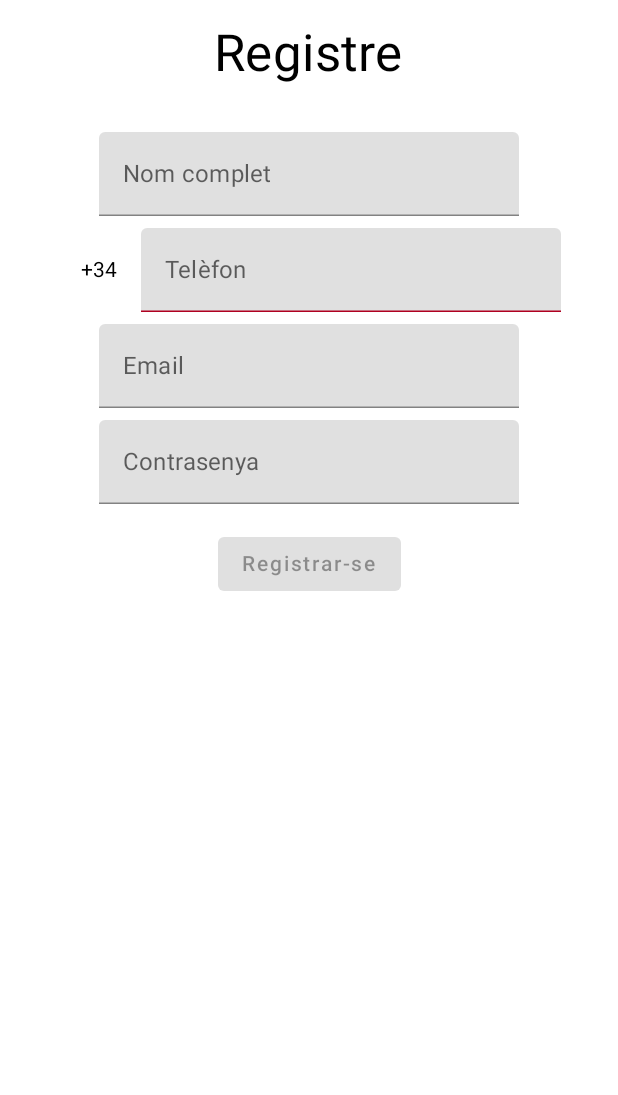
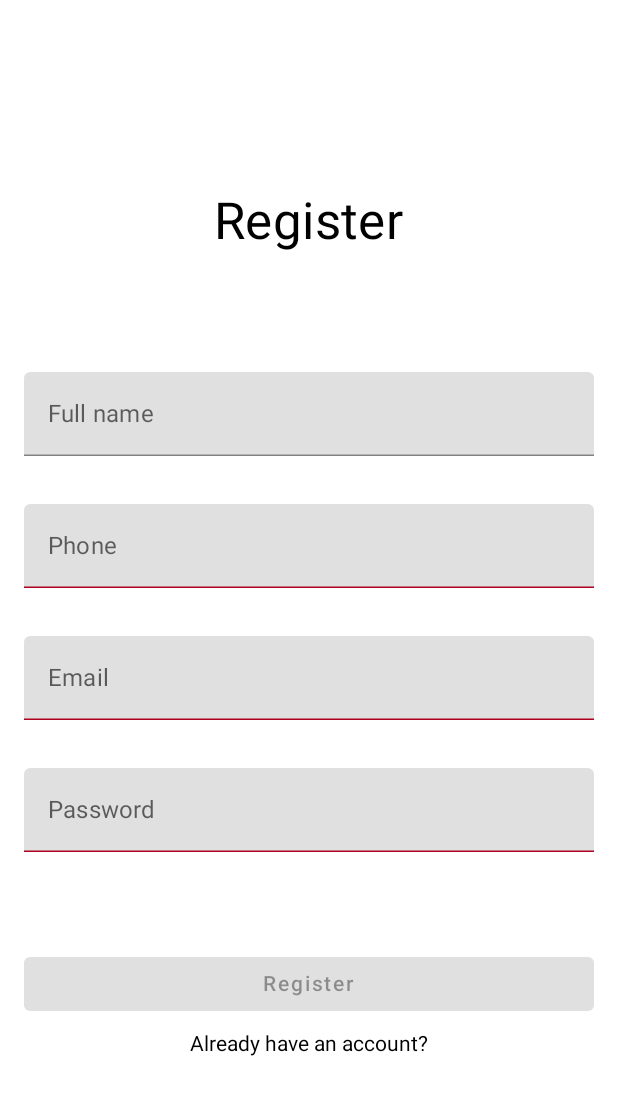
Before and after one commit to LaSalleGracia-Projectes/projecte-aplicaci-nativa-g3jonyive, an Android app built with Jetpack Compose: the composable RegisterView shown on its own in the app's theme, on a phone screen of 412 x 824 dp. Shown: the top 1095 px of the screen. Run offline under Robolectric (Android 15) with nearby library versions, the phone set to English and light mode, and no system bars; libraries missing offline, so code that uses them is left out: dev.gitlive.firebase; pictures from the network do not load; 4 statements that could not run were skipped.

Commit message:
feat: Cambiamos vista register

```diff
--- a/composeApp/src/commonMain/kotlin/com/connectyourcoach/connectyourcoach/viewmodels/ProfileViewModel.kt
+++ b/composeApp/src/commonMain/kotlin/com/connectyourcoach/connectyourcoach/viewmodels/ProfileViewModel.kt
@@ -11,7 +11,7 @@ import kotlinx.coroutines.launch
 class ProfileViewModel : ViewModel() {
     private val auth by mutableStateOf(Firebase.auth)
 
-    private val _fullName by mutableStateOf("Toni Gimenez")
+    private val _fullName by mutableStateOf(auth.currentUser?.displayName ?: "Toni Gimenez")
     val fullName get() = _fullName
 
     private val _phoneNumber by mutableStateOf("666666666")
--- a/composeApp/src/commonMain/kotlin/com/connectyourcoach/connectyourcoach/viewmodels/RegisterViewModel.kt
+++ b/composeApp/src/commonMain/kotlin/com/connectyourcoach/connectyourcoach/viewmodels/RegisterViewModel.kt
@@ -6,6 +6,9 @@ import androidx.compose.runtime.mutableStateOf
 import androidx.lifecycle.ViewModel
 import androidx.lifecycle.viewModelScope
 import dev.gitlive.firebase.Firebase
+import dev.gitlive.firebase.auth.AuthCredential
+import dev.gitlive.firebase.auth.FirebaseAuth
+import dev.gitlive.firebase.auth.PhoneAuthCredential
 import dev.gitlive.firebase.auth.auth
 import kotlinx.coroutines.launch
 
@@ -22,17 +25,19 @@ class RegisterViewModel : ViewModel() {
     private val _username: MutableState<String> = mutableStateOf("")
     val username: State<String> get() = _username
 
-    fun onRegister(fullname: String, email: String, password: String, phoneNumber: String, username: String) {
+    private val _password: MutableState<String> = mutableStateOf("")
+    val password: State<String> get() = _password
+
+    fun onRegister(onRegisterComplete: () -> Unit) {
         viewModelScope.launch {
             try {
-                val result = Firebase.auth.createUserWithEmailAndPassword(email, password)
+                val result = Firebase.auth.createUserWithEmailAndPassword(_email.value, _password.value)
 
-                _fullname.value = fullname
-                _email.value = email
-                _phoneNumber.value = phoneNumber
-                _username.value = username
+                result.user?.updateProfile(displayName = _fullname.value)
 
                 println("Usuari creat amb èxit!")
+
+                onRegisterComplete()
             } catch (e: Exception) {
                 println("Error: ${e.message}")
             }
@@ -48,4 +53,31 @@ class RegisterViewModel : ViewModel() {
     fun updateUsername(newUsername: String) {
         _username.value = newUsername
     }
+
+    fun updateEmail(newEmail: String) {
+        _email.value = newEmail
+    }
+
+    fun updatePhoneNumber(newPhoneNumber: String) {
+        if (newPhoneNumber.length > 9) return
+        _phoneNumber.value = newPhoneNumber
+    }
+
+    fun updatePassword(newPassword: String) {
+        _password.value = newPassword
+    }
+
+    fun updateFullname(newFullname: String) {
+        _fullname.value = newFullname
+    }
+
+    fun isValidEmail(): Boolean = _email.value.contains("@") && _email.value.contains(".")
+
+    fun isValidPassword(): Boolean =
+        _password.value.length >= 8 && _password.value.any { it.isUpperCase() } && _password.value.any { it.isLowerCase() } &&
+                _password.value.any { it.isDigit() } && _password.value.any { "!@#\$%^&*()_+{}[]:;<>,.?/~`".contains(it) }
+
+    fun isValidPhoneNumber(): Boolean = _phoneNumber.value.length == 9 && _phoneNumber.value.all { it.isDigit() }
+
+    fun isValidRegister(): Boolean = isValidEmail() && isValidPassword() && isValidPhoneNumber() && _fullname.value.isNotEmpty()
 }
--- a/composeApp/src/commonMain/kotlin/com/connectyourcoach/connectyourcoach/views/RegisterView.kt
+++ b/composeApp/src/commonMain/kotlin/com/connectyourcoach/connectyourcoach/views/RegisterView.kt
@@ -5,6 +5,7 @@ import androidx.compose.foundation.border
 import androidx.compose.foundation.clickable
 import androidx.compose.foundation.layout.*
 import androidx.compose.foundation.shape.CircleShape
+import androidx.compose.foundation.text.KeyboardActions
 import androidx.compose.material.*
 import androidx.compose.runtime.*
 import androidx.compose.ui.Modifier
@@ -16,13 +17,14 @@ import androidx.compose.material.icons.filled.Edit
 import androidx.compose.ui.Alignment
 import androidx.compose.ui.draw.clip
 import androidx.compose.ui.graphics.Color
+import androidx.compose.ui.text.input.ImeAction
 import androidx.compose.ui.text.input.PasswordVisualTransformation
 import coil3.compose.AsyncImage
 import com.connectyourcoach.connectyourcoach.viewmodels.RegisterViewModel
 import org.jetbrains.compose.ui.tooling.preview.Preview
 
 @Composable
-fun RegisterPhotoUsernameView(viewModel: RegisterViewModel, onRegisterComplete: () -> Unit) {
+fun RegisterPhotoUsernameView(viewModel: RegisterViewModel, onRegisterComplete: () -> Unit, onLogin: () -> Unit) {
     var username by remember { mutableStateOf(viewModel.username.value) }
     var registerError by remember { mutableStateOf<String?>(null) }
 
@@ -76,115 +78,114 @@ fun RegisterPhotoUsernameView(viewModel: RegisterViewModel, onRegisterComplete:
 
 
 @Composable
-fun RegisterView(viewModel: RegisterViewModel, onRegisterComplete: () -> Unit) {
-    var fullname by remember { mutableStateOf("") }
-    var number by remember { mutableStateOf("") }
-    var email by remember { mutableStateOf("") }
-    var password by remember { mutableStateOf("") }
-    var emailError by remember { mutableStateOf(false) }
-    var passwordError by remember { mutableStateOf(false) }
+fun RegisterView(viewModel: RegisterViewModel, onRegisterComplete: () -> Unit, onLogin: () -> Unit) {
+    val fullname by viewModel.fullname
+    val number by viewModel.phoneNumber
+    val email by viewModel.email
+    val password by viewModel.password
+
+    val emailError by remember { mutableStateOf(false) }
+    val passwordError by remember { mutableStateOf(false) }
     var registerError by remember { mutableStateOf<String?>(null) }
-    var expanded by remember { mutableStateOf(false) }
-    var selectedPrefix by remember { mutableStateOf("+34") }
-
-    val countryPrefixes = listOf("+1", "+34", "+44", "+49", "+33", "+39", "+81", "+86", "+91")
-
-    fun isValidEmail(email: String): Boolean = email.contains("@") && email.contains(".")
-    fun isValidPassword(password: String): Boolean =
-        password.length >= 8 && password.any { it.isUpperCase() } && password.any { it.isLowerCase() } &&
-                password.any { it.isDigit() } && password.any { "!@#\$%^&*()_+{}[]:;<>,.?/~`".contains(it) }
-
-    fun isValidPhoneNumber(number: String): Boolean = number.length == 9 && number.all { it.isDigit() }
 
     Column(
-        modifier = Modifier.fillMaxSize(),
-        verticalArrangement = Arrangement.Top,
-        horizontalAlignment = Alignment.CenterHorizontally
+        modifier = Modifier
+            .fillMaxSize()
+            .padding(16.dp),
+        horizontalAlignment = Alignment.CenterHorizontally,
+        verticalArrangement = Arrangement.Center
     ) {
-        Text("Registre", style = MaterialTheme.typography.h4, modifier = Modifier.padding(16.dp))
+        Spacer(modifier = Modifier.weight(3f))
 
-        Spacer(modifier = Modifier.height(16.dp))
+        Text(
+            text = "Register",
+            style = MaterialTheme.typography.h4,
+            modifier = Modifier.padding(16.dp)
+        )
 
-        TextField(value = fullname, onValueChange = { fullname = it }, label = { Text("Nom complet") })
-        Spacer(modifier = Modifier.height(8.dp))
+        Spacer(modifier = Modifier.weight(2f))
 
-        Row(verticalAlignment = Alignment.CenterVertically) {
-            Box(modifier = Modifier.clickable { expanded = true }) {
-                Text(selectedPrefix, modifier = Modifier.padding(16.dp))
-                DropdownMenu(expanded = expanded, onDismissRequest = { expanded = false }) {
-                    countryPrefixes.forEach { prefix ->
-                        DropdownMenuItem(onClick = {
-                            selectedPrefix = prefix
-                            expanded = false
-                        }) {
-                            Text(prefix)
-                        }
-                    }
-                }
-            }
-            TextField(
-                value = number,
-                onValueChange = { if (it.length <= 9 && it.all { c -> c.isDigit() }) number = it },
-                label = { Text("Telèfon") },
-                keyboardOptions = KeyboardOptions(keyboardType = KeyboardType.Number),
-                isError = !isValidPhoneNumber(number)
+        TextField(
+            value = fullname,
+            onValueChange = { viewModel.updateFullname(it) },
+            label = { Text("Full name") },
+            modifier = Modifier.fillMaxWidth(),
+            singleLine = true,
+            keyboardOptions = KeyboardOptions(
+                keyboardType = KeyboardType.Text,
+                imeAction = ImeAction.Next
             )
-        }
-        Spacer(modifier = Modifier.height(8.dp))
+        )
+
+        Spacer(modifier = Modifier.weight(1f))
+
+        TextField(
+            value = number,
+            onValueChange = { viewModel.updatePhoneNumber(it) },
+            label = { Text("Phone") },
+            isError = !viewModel.isValidPhoneNumber(),
+            modifier = Modifier.fillMaxWidth(),
+            singleLine = true,
+            keyboardOptions = KeyboardOptions(
+                keyboardType = KeyboardType.Phone,
+                imeAction = ImeAction.Next
+            )
+        )
+
+        Spacer(modifier = Modifier.weight(1f))
 
         TextField(
             value = email,
-            onValueChange = {
-                email = it
-                emailError = !isValidEmail(it)
-            },
+            onValueChange = { viewModel.updateEmail(it) },
             label = { Text("Email") },
-            keyboardOptions = KeyboardOptions(keyboardType = KeyboardType.Email),
-            isError = emailError
+            isError = !viewModel.isValidEmail(),
+            modifier = Modifier.fillMaxWidth(),
+            singleLine = true,
+            keyboardOptions = KeyboardOptions(
+                keyboardType = KeyboardType.Email,
+                imeAction = ImeAction.Next
+            )
         )
-        if (emailError) Text("Correu electrònic no vàlid", color = MaterialTheme.colors.error)
 
-        Spacer(modifier = Modifier.height(8.dp))
+        Spacer(modifier = Modifier.weight(1f))
 
         TextField(
             value = password,
-            onValueChange = {
-                password = it
-                passwordError = !isValidPassword(it)
-            },
-            label = { Text("Contrasenya") },
+            onValueChange = { viewModel.updatePassword(it) },
+            label = { Text("Password") },
             visualTransformation = PasswordVisualTransformation(),
-            keyboardOptions = KeyboardOptions(keyboardType = KeyboardType.Password),
-            isError = passwordError
+            isError = !viewModel.isValidPassword(),
+            modifier = Modifier.fillMaxWidth(),
+            singleLine = true,
+            keyboardOptions = KeyboardOptions(
+                keyboardType = KeyboardType.Password,
+                imeAction = ImeAction.Done
+            ),
+            keyboardActions = KeyboardActions(
+                onDone = {
+                    viewModel.onRegister(onRegisterComplete)
+                }
+            )
         )
-        if (passwordError) {
-            Text(
-                "La contrasenya ha de tenir 8 caràcters, una majúscula, una minúscula, un número i un signe especial",
-                color = MaterialTheme.colors.error
-            )
+
+        Spacer(modifier = Modifier.weight(2f))
+
+        Button(
+            onClick = { viewModel.onRegister(onRegisterComplete) },
+            enabled = viewModel.isValidRegister(),
+            modifier = Modifier.fillMaxWidth()
+        ) {
+            Text("Register")
         }
 
-        Spacer(modifier = Modifier.height(16.dp))
+        Text(
+            text = "Already have an account?",
+            color = MaterialTheme.colors.onBackground,
+            modifier = Modifier
+                .padding(8.dp)
+                .clickable { onLogin() }
+        )
 
-        if (registerError != null) {
-            Text(registerError!!, color = MaterialTheme.colors.error)
-        }
-
-        Button(
-            onClick = {
-                if (fullname.isNotBlank() && isValidPhoneNumber(number) && email.isNotBlank() && password.isNotBlank() && !emailError && !passwordError) {
-                    viewModel.onRegister(
-                        fullname, email, password, number,
-                        username = viewModel.username.value
-                    )
-                    onRegisterComplete()
-                } else {
-                    registerError = "Revisa les dades del formulari"
-                }
-            },
-            enabled = fullname.isNotBlank() && isValidPhoneNumber(number) && email.isNotBlank() && password.isNotBlank() && !emailError && !passwordError
-        ) {
-            Text("Registrar-se")
-        }
+        Spacer(modifier = Modifier.weight(3f))
     }
 }
```
Also changed, not shown: composeApp/src/commonMain/kotlin/com/connectyourcoach/connectyourcoach/screens/RegisterScreen.kt (+5 -3 lines).
